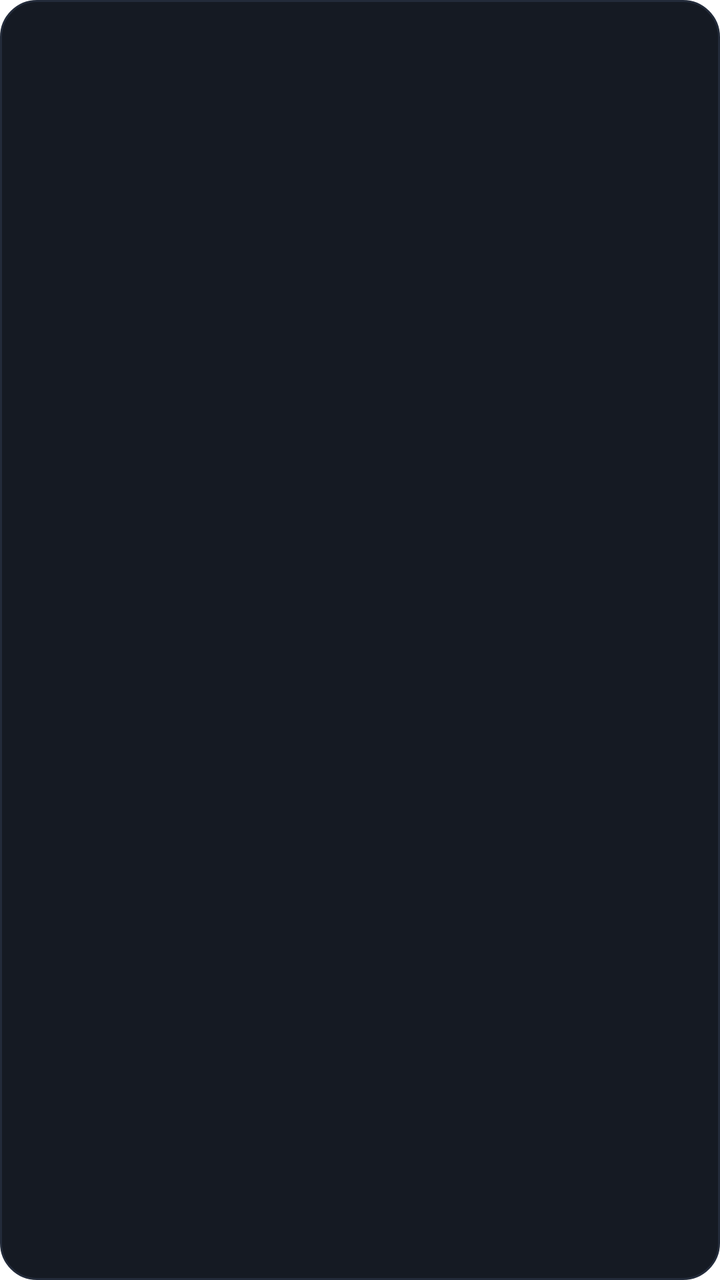
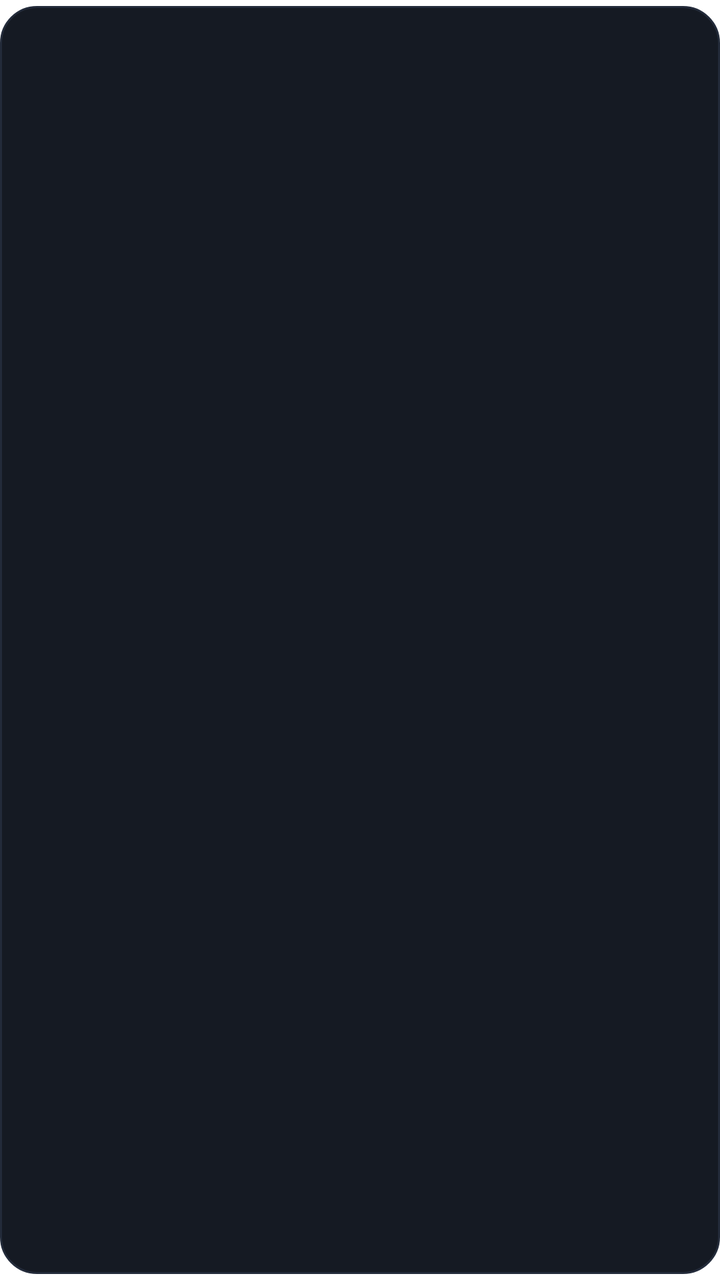

The first picture is an Android layout as it rendered before a commit; the second is the same layout after the commit. The layout source and the unified diff follow.
<!-- AndroidManifest.xml: application theme Theme.LiveTv -->
<!-- res/layout/item_mobile_category_rail.xml -->
<?xml version="1.0" encoding="utf-8"?>
<LinearLayout xmlns:android="http://schemas.android.com/apk/res/android"
    android:id="@+id/category_rail_item"
    android:layout_width="match_parent"
    android:layout_height="wrap_content"
    android:layout_marginStart="8dp"
    android:layout_marginTop="4dp"
    android:layout_marginEnd="8dp"
    android:background="@drawable/bg_mobile_category_pill"
    android:clickable="true"
    android:focusable="true"
    android:gravity="center_vertical"
    android:minHeight="40dp"
    android:orientation="vertical"
    android:paddingStart="10dp"
    android:paddingTop="6dp"
    android:paddingEnd="10dp"
    android:paddingBottom="6dp">

    <TextView
        android:id="@+id/rail_category_name"
        android:layout_width="match_parent"
        android:layout_height="wrap_content"
        android:ellipsize="end"
        android:maxLines="1"
        android:textColor="@color/mobile_text_primary"
        android:textSize="13sp" />

    <TextView
        android:id="@+id/rail_category_count"
        android:layout_width="wrap_content"
        android:layout_height="wrap_content"
        android:layout_marginTop="1dp"
        android:textColor="@color/mobile_text_tertiary"
        android:textSize="10sp" />
</LinearLayout>
<!-- resources referenced by this layout -->
<resources>
  <color name="mobile_text_primary">#F3F6FA</color>
  <color name="mobile_text_tertiary">#8C98AD</color>
  <!-- drawable bg_mobile_category_pill (drawable) -->
  <?xml version="1.0" encoding="utf-8"?>
  <ripple xmlns:android="http://schemas.android.com/apk/res/android"
      android:color="#26FFFFFF">
      <item>
          <selector>
              <item android:state_selected="true">
                  <shape android:shape="rectangle">
                      <solid android:color="@color/mobile_accent" />
                      <corners android:radius="18dp" />
                  </shape>
              </item>
              <item>
                  <shape android:shape="rectangle">
                      <solid android:color="@color/mobile_pill_background" />
                      <corners android:radius="18dp" />
                      <stroke
                          android:width="1dp"
                          android:color="@color/mobile_card_stroke" />
                  </shape>
              </item>
          </selector>
      </item>
  </ripple>
  <style name="Theme.LiveTv" parent="Theme.Leanback">
          <item name="defaultBrandColor">@color/brand_primary</item>
          <item name="defaultSearchColor">@color/search_highlight</item>
      </style>
  <color name="mobile_accent">#3B82F6</color>
  <color name="mobile_pill_background">#151A23</color>
  <color name="mobile_card_stroke">#232B3A</color>
  <color name="brand_primary">#1565C0</color>
  <color name="search_highlight">#0D47A1</color>
</resources>

<!-- the commit's change to res/layout/item_mobile_category_rail.xml (unified diff, before → after) -->
@@ -10,7 +10,7 @@
     android:clickable="true"
     android:focusable="true"
     android:gravity="center_vertical"
-    android:minHeight="40dp"
+    android:minHeight="48dp"
     android:orientation="vertical"
     android:paddingStart="10dp"
     android:paddingTop="6dp"
@@ -23,7 +23,7 @@
         android:layout_height="wrap_content"
         android:ellipsize="end"
         android:maxLines="1"
-        android:textColor="@color/mobile_text_primary"
+        android:textColor="@color/mobile_category_pill_text"
         android:textSize="13sp" />
 
     <TextView
@@ -31,6 +31,6 @@
         android:layout_width="wrap_content"
         android:layout_height="wrap_content"
         android:layout_marginTop="1dp"
-        android:textColor="@color/mobile_text_tertiary"
-        android:textSize="10sp" />
+        android:textColor="@color/selector_mobile_rail_count_text"
+        android:textSize="11sp" />
 </LinearLayout>
<!-- resource entries referenced after the edit -->
@@ -1,38 +1,10 @@
 <!-- resources referenced by this layout -->
 <resources>
-  <color name="mobile_text_primary">#F3F6FA</color>
-  <color name="mobile_text_tertiary">#8C98AD</color>
-  <!-- drawable bg_mobile_category_pill (drawable) -->
-  <?xml version="1.0" encoding="utf-8"?>
-  <ripple xmlns:android="http://schemas.android.com/apk/res/android"
-      android:color="#26FFFFFF">
-      <item>
-          <selector>
-              <item android:state_selected="true">
-                  <shape android:shape="rectangle">
-                      <solid android:color="@color/mobile_accent" />
-                      <corners android:radius="18dp" />
-                  </shape>
-              </item>
-              <item>
-                  <shape android:shape="rectangle">
-                      <solid android:color="@color/mobile_pill_background" />
-                      <corners android:radius="18dp" />
-                      <stroke
-                          android:width="1dp"
-                          android:color="@color/mobile_card_stroke" />
-                  </shape>
-              </item>
-          </selector>
-      </item>
-  </ripple>
+  <!-- drawable bg_mobile_category_pill: vector/xml drawable (drawable, 2096 chars, omitted) -->
   <style name="Theme.LiveTv" parent="Theme.Leanback">
           <item name="defaultBrandColor">@color/brand_primary</item>
           <item name="defaultSearchColor">@color/search_highlight</item>
       </style>
-  <color name="mobile_accent">#3B82F6</color>
-  <color name="mobile_pill_background">#151A23</color>
-  <color name="mobile_card_stroke">#232B3A</color>
   <color name="brand_primary">#1565C0</color>
   <color name="search_highlight">#0D47A1</color>
 </resources>
